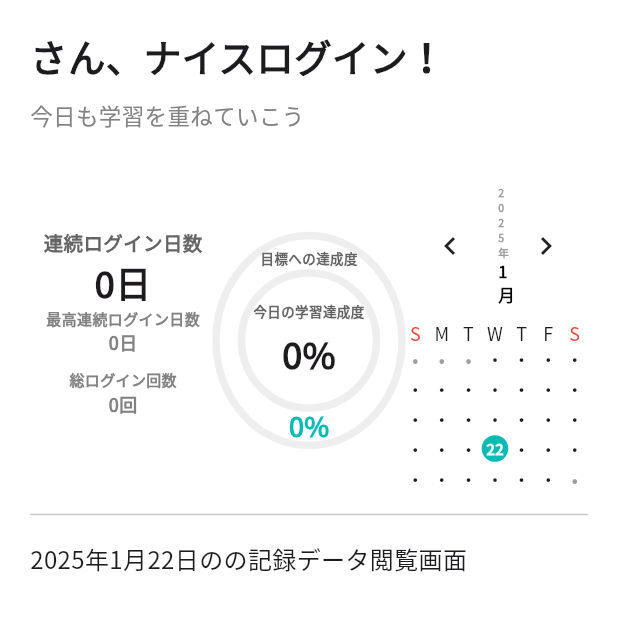
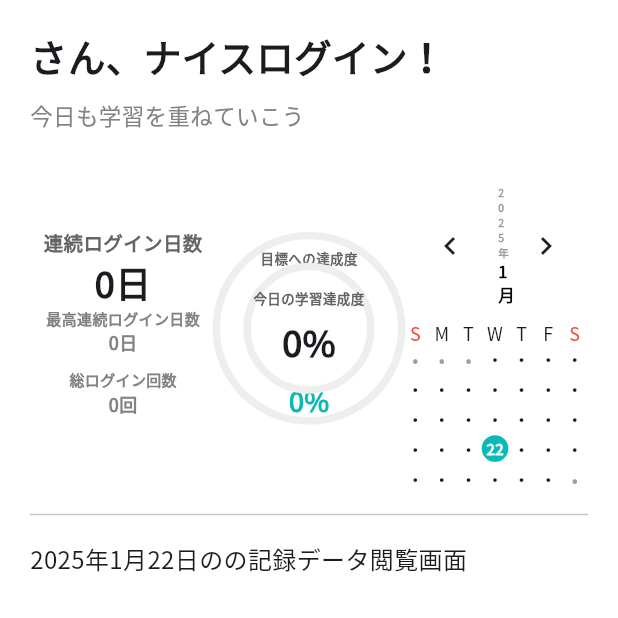
Before and after one commit to enPiT-aiphone/SuStudy, a Flutter app: the HomeDashboardScreen screen opened directly with empty values, on a phone screen of 412 x 824 dp, the top half of it. Run offline on Flutter 3.47's test engine with Material 3 defaults, Android fonts, the light colour scheme and no system bars; drawn by our look-alikes of table_calendar; our stand-ins replace cloud_firestore, firebase_auth, firebase_core, firebase_messaging, flutter_local_notifications, google_fonts and 1 more; missing offline and left inert: dart:html, tutorial_coach_mark; accounts and stored records are empty; statements that could not run were skipped.

Commit message:
スマホにレイアウトを合わせて見てる

```diff
--- a/lib/presentation/component/home_dashboard.dart
+++ b/lib/presentation/component/home_dashboard.dart
@@ -645,18 +645,26 @@ class _HomeDashboardScreenState extends State<HomeDashboardScreen>
   // 進捗 (今日の学習達成度・目標への達成度)
   // -------------------------------------------------------------------------
 Widget _buildProgressSection() {
+  // 1) 画面幅を取得
+  final screenWidth = MediaQuery.of(context).size.width;
+
+  // 2) それぞれの円の直径を計算し、最大値でクランプ
+  final diameterAll = (screenWidth * 0.3).clamp(0, 140);  // 外側(目標への達成度)
+  final diameterProgress = (screenWidth * 0.2).clamp(0, 90); // 内側(今日の学習達成度)
+
   return Column(
     children: [
       const SizedBox(height: 50),
       Stack(
         alignment: Alignment.center,
         children: [
+          // --- 外側の円 (目標への達成度) ---
           AnimatedBuilder(
             animation: _progressAllAnimation,
             builder: (context, child) {
               return SizedBox(
-                  width: 140,
-                  height: 140,
+                width: diameterAll.toDouble(),
+                height: diameterAll.toDouble(),
                 child: CircularProgressIndicator(
                   value: _progressAllAnimation.value,
                   strokeWidth: 5,
@@ -666,6 +674,7 @@ class _HomeDashboardScreenState extends State<HomeDashboardScreen>
               );
             },
           ),
+          // 目標への達成度のラベル (例: "目標への達成度")
           const Positioned(
             top: 9,
             child: Text(
@@ -677,6 +686,8 @@ class _HomeDashboardScreenState extends State<HomeDashboardScreen>
               ),
             ),
           ),
+
+          // --- 外側の円の数値表示 ---
           AnimatedBuilder(
             animation: _progressAllAnimation,
             builder: (context, child) {
@@ -704,6 +715,8 @@ class _HomeDashboardScreenState extends State<HomeDashboardScreen>
               );
             },
           ),
+
+          // --- 内側の円 (今日の学習達成度) ---
           AnimatedBuilder(
             animation: _progressAnimation,
             builder: (context, child) {
@@ -717,12 +730,13 @@ class _HomeDashboardScreenState extends State<HomeDashboardScreen>
                 const Color(0xFFFFD700),
               ];
               return Stack(
+                alignment: Alignment.center,
                 children: [
                   for (int i = 0; i <= cycles; i++)
                     if (i < 5)
                       SizedBox(
-                          width: 90,
-                          height: 90,
+                        width: diameterProgress.toDouble(),  // 内側の円サイズ
+                        height: diameterProgress.toDouble(),
                         child: CircularProgressIndicator(
                           value: (i < cycles) ? 1.0 : (val % 1.0),
                           strokeWidth: 5,
@@ -734,6 +748,8 @@ class _HomeDashboardScreenState extends State<HomeDashboardScreen>
               );
             },
           ),
+
+          // --- 内側の円のテキスト (例: "今日の学習達成度") ---
           Column(
             mainAxisAlignment: MainAxisAlignment.center,
             children: [
@@ -770,6 +786,7 @@ class _HomeDashboardScreenState extends State<HomeDashboardScreen>
   );
 }
 
+
   // -------------------------------------------------------------------------
   // カレンダー (Activity セクション)
   // -------------------------------------------------------------------------
@@ -790,9 +807,9 @@ class _HomeDashboardScreenState extends State<HomeDashboardScreen>
             headerStyle: HeaderStyle(
               formatButtonVisible: false,
               titleCentered: true,
-              titleTextFormatter: (date, locale) {
-                return '${DateFormat('yyyy年', locale).format(date)}\n${DateFormat('M月', locale).format(date)}';
-              },
+              //titleTextFormatter: (date, locale) {
+              //  return '${DateFormat('yyyy年', locale).format(date)}\n${DateFormat('M月', locale).format(date)}';
+              //},
               titleTextStyle: const TextStyle(
                 fontSize: 13,
                 fontWeight: FontWeight.bold,
@@ -827,6 +844,7 @@ class _HomeDashboardScreenState extends State<HomeDashboardScreen>
             calendarBuilders: CalendarBuilders(
               headerTitleBuilder: (context, date) {
                 return Column(
+                  mainAxisSize: MainAxisSize.min,
                   children: [
                     Text(
                       DateFormat('yyyy年').format(date),
```
Also changed, not shown: lib/presentation/component/home.dart (+72 -26 lines). Lines whose indentation alone changed are shown as unchanged.
